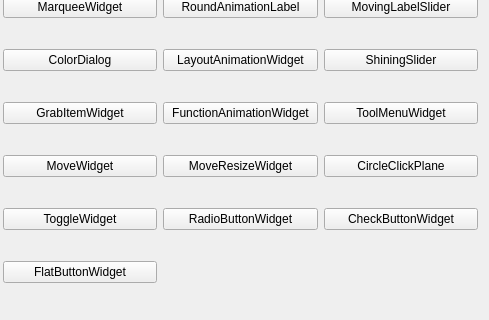
Qt form mainwindow.ui (Greedysky/TTKWidgetTools) before a commit; both pictures show x 174 to 663 and y 93 to 413 of the 663 by 413 pixel window.
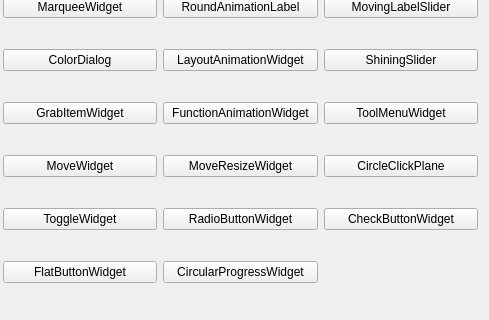
The same form after that commit.

Commit message: Add circular progress widget[147546]

What changed in the file:
```diff
--- a/mainwindow.ui
+++ b/mainwindow.ui
@@ -197,6 +197,13 @@
       </property>
      </widget>
     </item>
+    <item row="6" column="2">
+     <widget class="QPushButton" name="pushButton_26">
+      <property name="text">
+       <string>CircularProgressWidget</string>
+      </property>
+     </widget>
+    </item>
    </layout>
   </widget>
  </widget>
```
Left out of the diff: 2 changed lines with no effect on the pictures. The commit also changes 11 other files.
